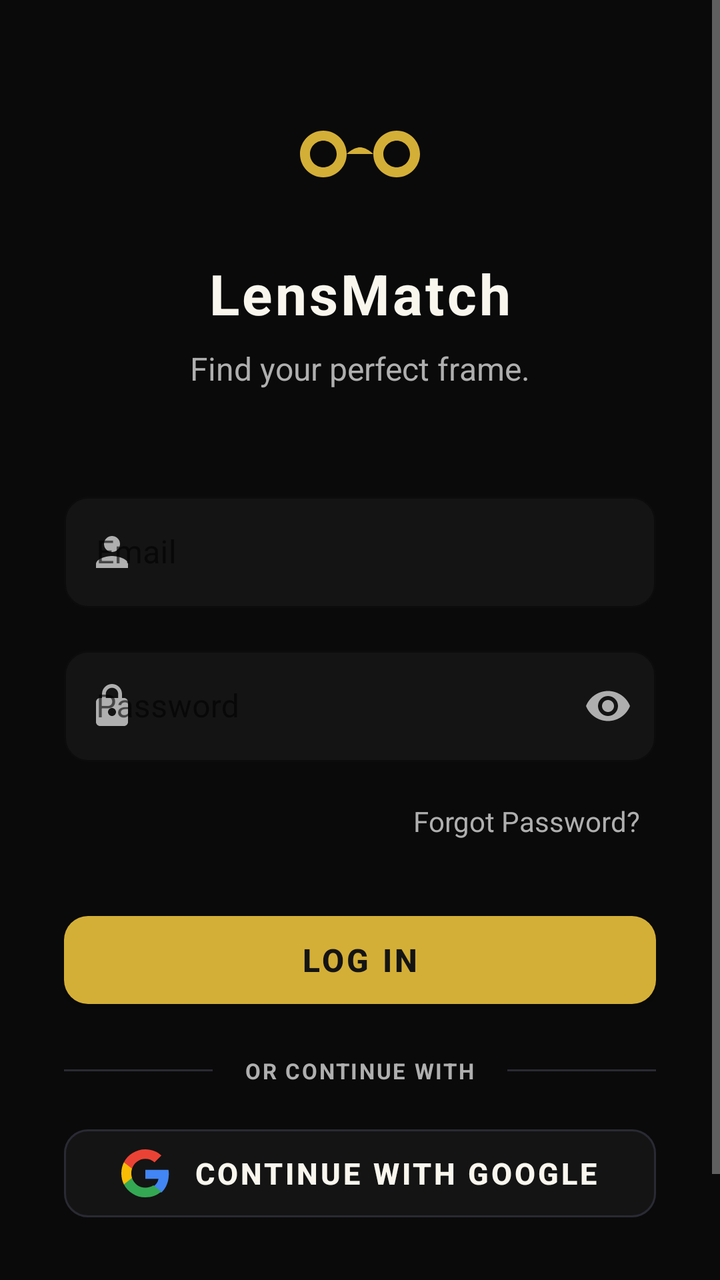
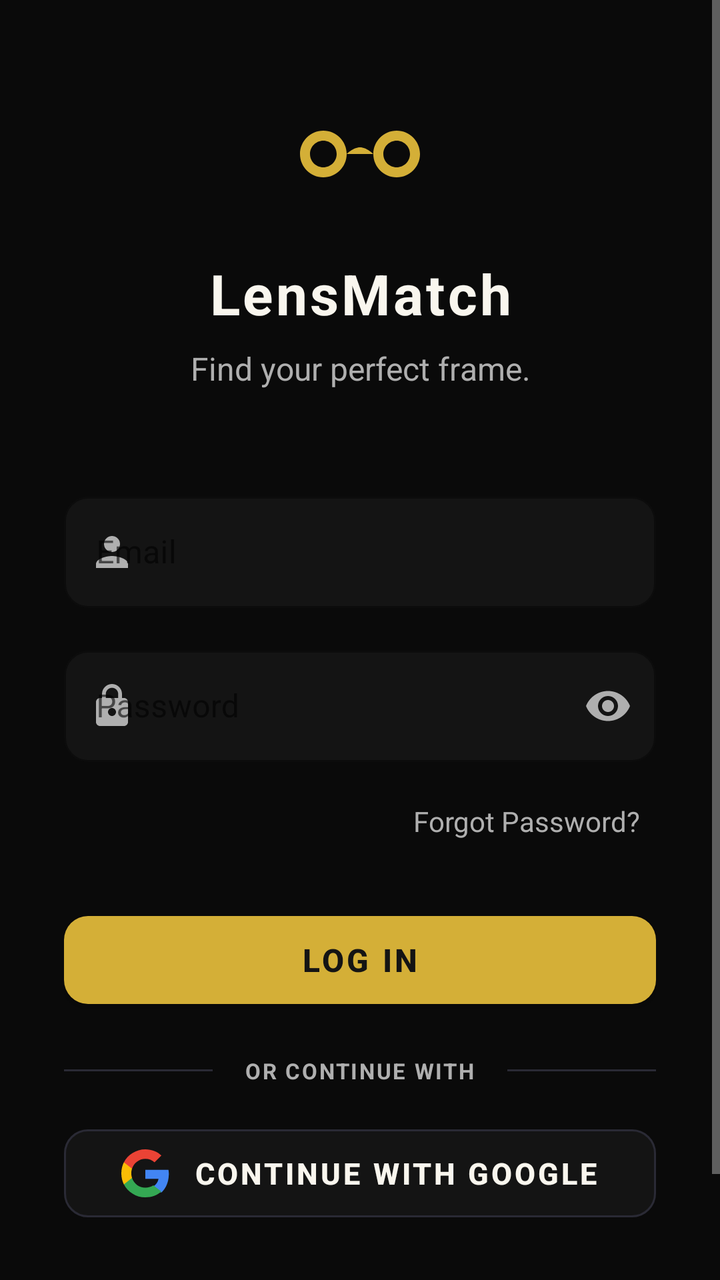

Compare the two renders of this Android layout. The source of the first and the diff that turns it into the second are given below.
<!-- AndroidManifest.xml: application theme Theme.LensMatch -->
<!-- res/layout/activity_login.xml -->
<?xml version="1.0" encoding="utf-8"?>
<ScrollView xmlns:android="http://schemas.android.com/apk/res/android"
    xmlns:app="http://schemas.android.com/apk/res-auto"
    android:layout_width="match_parent"
    android:layout_height="match_parent"
    android:background="@color/bgPrimary"
    android:fillViewport="true">

    <LinearLayout
        android:layout_width="match_parent"
        android:layout_height="wrap_content"
        android:gravity="center"
        android:orientation="vertical"
        android:padding="32dp">

        <ImageView
            android:layout_width="80dp"
            android:layout_height="80dp"
            android:src="@drawable/ic_eyeglasses"
            app:tint="@color/accentGold" />

        <TextView
            android:layout_width="wrap_content"
            android:layout_height="wrap_content"
            android:layout_marginTop="16dp"
            android:letterSpacing="0.05"
            android:text="LensMatch"
            android:textColor="@color/textPrimary"
            android:textSize="28sp"
            android:textStyle="bold" />

        <TextView
            android:layout_width="wrap_content"
            android:layout_height="wrap_content"
            android:layout_marginTop="8dp"
            android:text="Find your perfect frame."
            android:textColor="@color/textSecondary"
            android:textSize="16sp" />

        
        <com.google.android.material.textfield.TextInputLayout
            style="@style/Widget.MaterialComponents.TextInputLayout.OutlinedBox"
            android:layout_width="match_parent"
            android:layout_height="wrap_content"
            android:layout_marginTop="48dp"
            android:hint="Email"
            app:boxBackgroundColor="@color/bgCard"
            app:boxCornerRadiusBottomEnd="12dp"
            app:boxCornerRadiusBottomStart="12dp"
            app:boxCornerRadiusTopEnd="12dp"
            app:boxCornerRadiusTopStart="12dp"
            app:boxStrokeColor="@color/borderCard"
            app:hintTextColor="@color/textSecondary"
            app:startIconDrawable="@drawable/ic_user"
            app:startIconTint="@color/textSecondary">

            <com.google.android.material.textfield.TextInputEditText
                android:id="@+id/et_login_email"
                android:layout_width="match_parent"
                android:layout_height="wrap_content"
                android:inputType="textEmailAddress"
                android:textColor="@color/textPrimary" />
        </com.google.android.material.textfield.TextInputLayout>

        
        <com.google.android.material.textfield.TextInputLayout
            style="@style/Widget.MaterialComponents.TextInputLayout.OutlinedBox"
            android:layout_width="match_parent"
            android:layout_height="wrap_content"
            android:layout_marginTop="16dp"
            android:hint="Password"
            app:boxBackgroundColor="@color/bgCard"
            app:boxCornerRadiusBottomEnd="12dp"
            app:boxCornerRadiusBottomStart="12dp"
            app:boxCornerRadiusTopEnd="12dp"
            app:boxCornerRadiusTopStart="12dp"
            app:boxStrokeColor="@color/borderCard"
            app:hintTextColor="@color/textSecondary"
            app:passwordToggleEnabled="true"
            app:passwordToggleTint="@color/textSecondary"
            app:startIconDrawable="@drawable/ic_lock"
            app:startIconTint="@color/textSecondary">

            <com.google.android.material.textfield.TextInputEditText
                android:id="@+id/et_login_password"
                android:layout_width="match_parent"
                android:layout_height="wrap_content"
                android:inputType="textPassword"
                android:textColor="@color/textPrimary" />
        </com.google.android.material.textfield.TextInputLayout>

        
        <TextView
            android:id="@+id/btn_forgot_password"
            android:layout_width="wrap_content"
            android:layout_height="wrap_content"
            android:layout_gravity="end"
            android:layout_marginTop="12dp"
            android:padding="8dp"
            android:text="Forgot Password?"
            android:textColor="@color/textSecondary"
            android:textSize="14sp" />

        
        <com.google.android.material.button.MaterialButton
            android:id="@+id/btn_login"
            android:layout_width="match_parent"
            android:layout_height="56dp"
            android:layout_marginTop="24dp"
            android:text="Log In"
            android:textColor="@color/bgCard"
            android:textSize="16sp"
            android:textStyle="bold"
            app:backgroundTint="@color/accentGold"
            app:cornerRadius="12dp" />

        
        <LinearLayout
            android:layout_width="match_parent"
            android:layout_height="wrap_content"
            android:layout_marginTop="20dp"
            android:gravity="center"
            android:orientation="horizontal">

            <View
                android:layout_width="0dp"
                android:layout_height="1dp"
                android:layout_weight="1"
                android:background="@color/borderCard" />

            <TextView
                android:layout_width="wrap_content"
                android:layout_height="wrap_content"
                android:paddingHorizontal="16dp"
                android:text="OR CONTINUE WITH"
                android:textColor="@color/textSecondary"
                android:textSize="11sp"
                android:letterSpacing="0.08"
                android:textStyle="bold" />

            <View
                android:layout_width="0dp"
                android:layout_height="1dp"
                android:layout_weight="1"
                android:background="@color/borderCard" />
        </LinearLayout>

        
        <com.google.android.material.button.MaterialButton
            android:id="@+id/btn_google_login"
            style="@style/Widget.MaterialComponents.Button.OutlinedButton"
            android:layout_width="match_parent"
            android:layout_height="56dp"
            android:layout_marginTop="16dp"
            android:text="Continue with Google"
            android:textColor="@color/textPrimary"
            android:textSize="15sp"
            android:textStyle="bold"
            app:backgroundTint="@color/bgCard"
            app:cornerRadius="12dp"
            app:icon="@drawable/ic_google"
            app:iconGravity="textStart"
            app:iconPadding="12dp"
            app:iconTint="@null"
            app:strokeColor="@color/borderCard"
            app:strokeWidth="1dp" />

        
        <LinearLayout
            android:layout_width="wrap_content"
            android:layout_height="wrap_content"
            android:layout_marginTop="32dp"
            android:orientation="horizontal">

            <TextView
                android:layout_width="wrap_content"
                android:layout_height="wrap_content"
                android:text="Don't have an account? "
                android:textColor="@color/textSecondary" />

            <TextView
                android:id="@+id/btn_goto_signup"
                android:layout_width="wrap_content"
                android:layout_height="wrap_content"
                android:text="Sign Up"
                android:textColor="@color/accentGold"
                android:textStyle="bold" />
        </LinearLayout>

    </LinearLayout>
</ScrollView>
<!-- resources referenced by this layout -->
<resources>
  <color name="accentGold">#D4AF37</color>
  <color name="bgCard">#141414</color>
  <color name="bgPrimary">#0A0A0A</color>
  <color name="borderCard">#2A2A35</color>
  <color name="textPrimary">#F9F6EE</color>
  <color name="textSecondary">#AFAFAF</color>
  <!-- drawable ic_eyeglasses (drawable) -->
  <vector xmlns:android="http://schemas.android.com/apk/res/android"
      android:width="24dp"
      android:height="24dp"
      android:viewportWidth="24"
      android:viewportHeight="24">
    <path
        android:fillColor="#FFFFFFFF"
        android:pathData="M6.5,10C4.57,10 3,11.57 3,13.5C3,15.43 4.57,17 6.5,17C8.43,17 10,15.43 10,13.5C10,11.57 8.43,10 6.5,10ZM6.5,15.5C5.4,15.5 4.5,14.6 4.5,13.5C4.5,12.4 5.4,11.5 6.5,11.5C7.6,11.5 8.5,12.4 8.5,13.5C8.5,14.6 7.6,15.5 6.5,15.5ZM17.5,10C15.57,10 14,11.57 14,13.5C14,15.43 15.57,17 17.5,17C19.43,17 21,15.43 21,13.5C21,11.57 19.43,10 17.5,10ZM17.5,15.5C16.4,15.5 15.5,14.6 15.5,13.5C15.5,12.4 16.4,11.5 17.5,11.5C18.6,11.5 19.5,12.4 19.5,13.5C19.5,14.6 18.6,15.5 17.5,15.5ZM10,13.5C10,13.5 11,12.5 12,12.5C13,12.5 14,13.5 14,13.5"/>
  </vector>
  <!-- drawable ic_lock (drawable) -->
  <vector xmlns:android="http://schemas.android.com/apk/res/android"
      android:width="24dp"
      android:height="24dp"
      android:viewportWidth="24"
      android:viewportHeight="24">
    <path
        android:fillColor="#FFFFFFFF"
        android:pathData="M18,8h-1V6c0,-2.76 -2.24,-5 -5,-5S7,3.24 7,6v2H6c-1.1,0 -2,0.9 -2,2v10c0,1.1 0.9,2 2,2h12c1.1,0 2,-0.9 2,-2V10c0,-1.1 -0.9,-2 -2,-2zm-6,9c-1.1,0 -2,-0.9 -2,-2s0.9,-2 2,-2 2,0.9 2,2 -0.9,2 -2,2zm3.1,-9H8.9V6c0,-1.71 1.39,-3.1 3.1,-3.1 1.71,0 3.1,1.39 3.1,3.1v2z"/>
  </vector>
  <!-- drawable ic_user (drawable) -->
  <vector xmlns:android="http://schemas.android.com/apk/res/android"
      android:width="24dp"
      android:height="24dp"
      android:viewportWidth="24"
      android:viewportHeight="24">
    <path
        android:fillColor="#FFFFFFFF"
        android:pathData="M12,12c2.21,0 4,-1.79 4,-4s-1.79,-4 -4,-4 -4,1.79 -4,4 1.79,4 4,4zm0,2c-2.67,0 -8,1.34 -8,4v2h16v-2c0,-2.66 -5.33,-4 -8,-4z"/>
  </vector>
  <style name="Theme.LensMatch" parent="Theme.MaterialComponents.DayNight.NoActionBar">
      <item name="colorPrimary">@color/accentGold</item>
      <item name="colorPrimaryVariant">@color/accentGold</item>
      <item name="colorOnPrimary">@color/bgCard</item>
      <item name="colorSecondary">@color/accentGold</item>
      <item name="colorSecondaryVariant">@color/accentGold</item>
      <item name="colorOnSecondary">@color/bgCard</item>
      <item name="android:statusBarColor">@color/bgPrimary</item>
      <item name="android:windowBackground">@color/bgPrimary</item>
      <item name="android:textColorPrimary">@color/textPrimary</item>
      <item name="android:textColorSecondary">@color/textSecondary</item>
      <item name="bottomNavigationStyle">@style/Widget.LensMatch.BottomNavigationView</item>
    </style>
  <style name="Widget.LensMatch.BottomNavigationView" parent="Widget.MaterialComponents.BottomNavigationView">
      <item name="backgroundTint">@color/bgCard</item>
      <item name="itemIconTint">@color/bottom_nav_color</item>
      <item name="itemTextColor">@color/bottom_nav_color</item>
      <item name="elevation">8dp</item>
    </style>
  <!-- unchanged entries left out for length: 1 -->
</resources>

<!-- the commit's change to res/layout/activity_login.xml (unified diff, before → after) -->
@@ -1,6 +1,7 @@
 <?xml version="1.0" encoding="utf-8"?>
 <ScrollView xmlns:android="http://schemas.android.com/apk/res/android"
     xmlns:app="http://schemas.android.com/apk/res-auto"
+    android:id="@+id/login_root"
     android:layout_width="match_parent"
     android:layout_height="match_parent"
     android:background="@color/bgPrimary"
@@ -20,9 +21,10 @@
             app:tint="@color/accentGold" />
 
         <TextView
-            android:layout_width="wrap_content"
+            android:layout_width="match_parent"
             android:layout_height="wrap_content"
             android:layout_marginTop="16dp"
+            android:gravity="center"
             android:letterSpacing="0.05"
             android:text="LensMatch"
             android:textColor="@color/textPrimary"
@@ -30,9 +32,10 @@
             android:textStyle="bold" />
 
         <TextView
-            android:layout_width="wrap_content"
+            android:layout_width="match_parent"
             android:layout_height="wrap_content"
             android:layout_marginTop="8dp"
+            android:gravity="center"
             android:text="Find your perfect frame."
             android:textColor="@color/textSecondary"
             android:textSize="16sp" />
